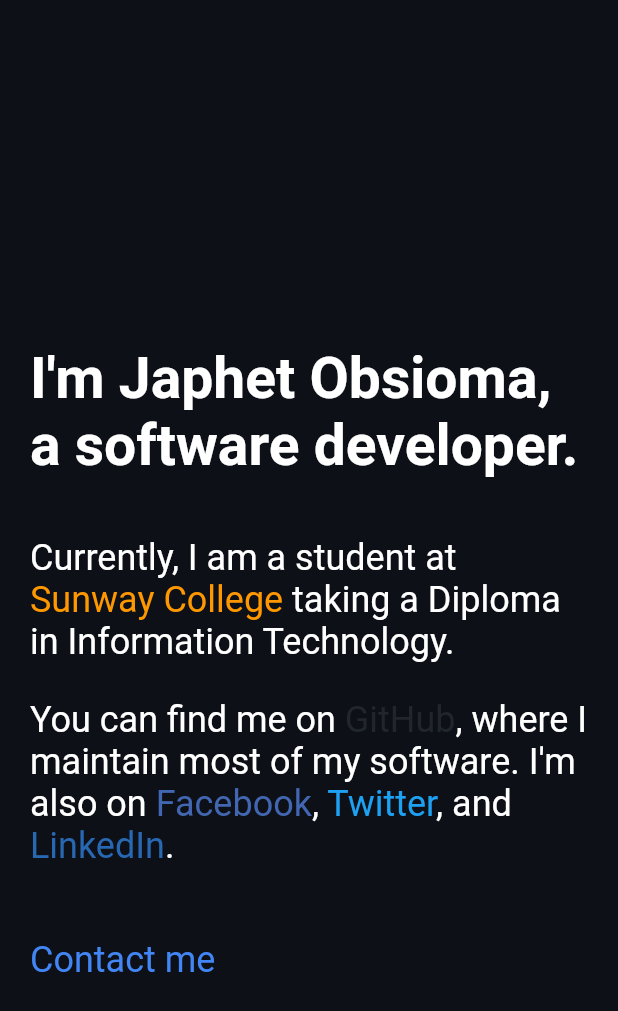
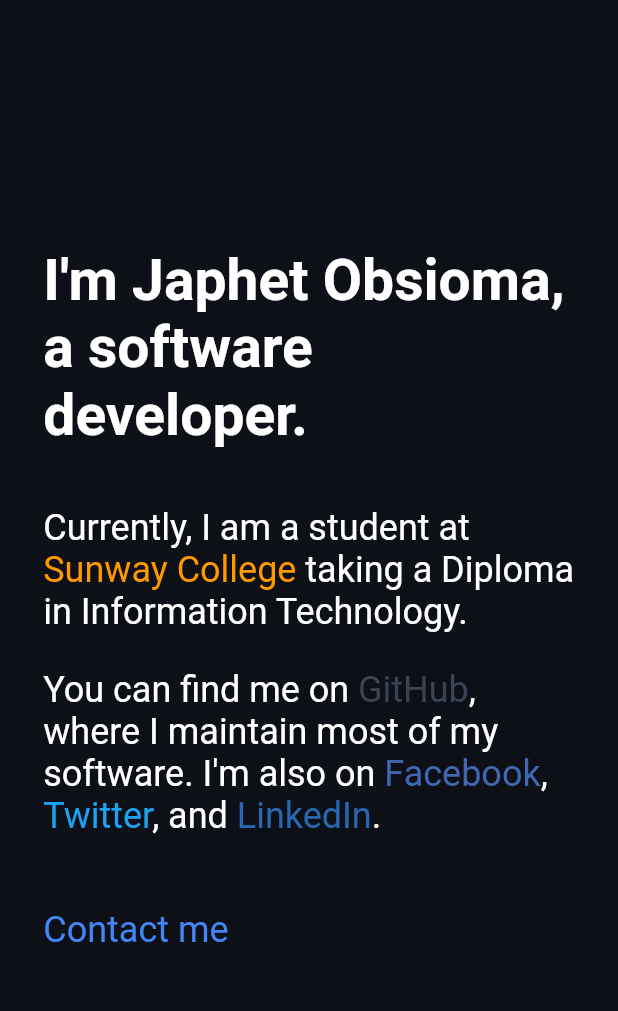
Before and after one commit to japhetobsioma/japhetobsioma.github.io, a Flutter app: the screen it shows after launch, on a phone screen of 412 x 824 dp. Shown: the top 1011 px of the screen. Run offline on Flutter 3.47's test engine with Material 2 defaults, Android fonts, the phone set to English and light mode, and no system bars; our stand-ins replace flutter_riverpod, sizer.

Commit message:
Add responsive design and other fixes
- Refactor codes (again)
- Remove old 'counter app' files

```diff
--- a/lib/app/app.dart
+++ b/lib/app/app.dart
@@ -1,4 +1,5 @@
 import 'package:flutter/material.dart';
+import 'package:sizer/sizer.dart';
 
 import '../personal_website/view/personal_website_page.dart';
 
@@ -7,10 +8,19 @@ class App extends StatelessWidget {
 
   @override
   Widget build(BuildContext context) {
-    return const MaterialApp(
-      debugShowCheckedModeBanner: false,
-      title: 'Japhet Obsioma',
-      home: PersonalWebsitePage(),
+    return Sizer(
+      builder: (_, __, ___) {
+        return MaterialApp(
+          title: 'Japhet Obsioma',
+          theme: ThemeData.light().copyWith(
+            scaffoldBackgroundColor: const Color(0xFF0D1117),
+            textTheme: const TextTheme().copyWith(
+              bodyText2: const TextStyle(color: Colors.white, fontSize: 24.0),
+            ),
+          ),
+          home: const PersonalWebsitePage(),
+        );
+      },
     );
   }
 }
--- a/lib/counter/counter.dart
+++ /dev/null
@@ -1,2 +0,0 @@
-export 'provider/counter_provider.dart';
-export 'view/counter_page.dart';
--- a/lib/personal_website/common/contact_link.dart
+++ b/lib/personal_website/common/contact_link.dart
@@ -1,20 +1,11 @@
-enum ContactLinks {
-  sunwayCollege,
-  github,
-  facebook,
-  twitter,
-  linkedIn,
-  contactMe,
+class ContactLinks {
+  const ContactLinks._();
+
+  static const sunwayCollege = 'https://college.sunway.edu.my/';
+  static const github = 'https://github.com/japhetobsioma';
+  static const facebook = 'https://www.facebook.com/obsiomajaphetmert/';
+  static const twitter = 'https://twitter.com/tehpajj';
+  static const linkedin = 'https://www.linkedin.com/in/japhetmertobsioma/';
+  static const contactMe = 'mailto:japhetmerto@gmail.com?subject=Hello%20'
+      'Japhet&body=Some%20body%20text%20here.';
 }
-
-extension ContactLinksExtension on ContactLinks {
-  String? get url => {
-        ContactLinks.sunwayCollege: 'https://college.sunway.edu.my/',
-        ContactLinks.github: 'https://github.com/japhetobsioma',
-        ContactLinks.facebook: 'https://www.facebook.com/obsiomajaphetmert/',
-        ContactLinks.twitter: 'https://twitter.com/tehpajj',
-        ContactLinks.linkedIn: 'https://www.linkedin.com/in/japhetmertobsioma/',
-        ContactLinks.contactMe: 'mailto:japhetmerto@gmail.com?subject=Hello%20'
-            'Japhet&body=Some%20body%20text%20here.',
-      }[this];
-}
--- a/lib/personal_website/view/personal_website_page.dart
+++ b/lib/personal_website/view/personal_website_page.dart
@@ -1,4 +1,5 @@
 import 'package:flutter/material.dart';
+import 'package:sizer/sizer.dart';
 
 import '../common/contact_link.dart';
 import '../helper/launch_link.dart';
@@ -9,9 +10,18 @@ class PersonalWebsitePage extends StatelessWidget {
   @override
   Widget build(BuildContext context) {
     return Scaffold(
-      backgroundColor: const Color(0xFF0D1117),
-      body: Padding(
-        padding: const EdgeInsets.symmetric(horizontal: 20.0),
+      body: Scrollbar(
+        child: SingleChildScrollView(
+          child: Padding(
+            padding: SizerUtil.deviceType == DeviceType.mobile
+                ? EdgeInsets.symmetric(
+                    horizontal: 7.0.w,
+                    vertical: 20.0.h,
+                  )
+                : EdgeInsets.symmetric(
+                    horizontal: 5.0.w,
+                    vertical: 10.0.h,
+                  ),
             child: Center(
               child: Column(
                 crossAxisAlignment: CrossAxisAlignment.start,
@@ -21,6 +31,8 @@ class PersonalWebsitePage extends StatelessWidget {
                   ProfileLinksText(),
                   ContactMeText(),
                 ],
+              ),
+            ),
           ),
         ),
       ),
@@ -34,16 +46,14 @@ class IntroText extends StatelessWidget {
   @override
   Widget build(BuildContext context) {
     return Column(
-      children: const [
-        SizedBox(height: 230),
+      children: [
         SizedBox(
           width: 750.0,
           child: Text(
             'I\'m Japhet Obsioma, a software developer.',
-            style: TextStyle(
+            style: Theme.of(context).textTheme.bodyText2!.copyWith(
                   fontSize: 38.0,
                   fontWeight: FontWeight.bold,
-              color: Colors.white,
                 ),
           ),
         ),
@@ -69,16 +79,16 @@ class CurrentWorkText extends StatelessWidget {
                 TextSpan(
                   text: 'Sunway College',
                   style: const TextStyle(color: Colors.orange),
-                  recognizer: launchLink(ContactLinks.sunwayCollege.url!),
+                  recognizer: launchLink(ContactLinks.sunwayCollege),
                 ),
                 const TextSpan(
                   text: ' taking a Diploma in Information Technology.',
                 ),
               ],
-              style: const TextStyle(
-                fontSize: 24.0,
-                color: Colors.white,
-              ),
+              style: Theme.of(context)
+                  .textTheme
+                  .bodyText2!
+                  .copyWith(fontSize: 24.0),
             ),
           ),
         ),
@@ -103,28 +113,35 @@ class ProfileLinksText extends StatelessWidget {
                 const TextSpan(text: 'You can find me on '),
                 TextSpan(
                   text: 'GitHub',
-                    style: const TextStyle(color: Color(0xFF21262D)),
-                    recognizer: launchLink(ContactLinks.github.url!)),
+                  style: const TextStyle(color: Color(0xFF394556)),
+                  recognizer: launchLink(ContactLinks.github),
+                ),
                 const TextSpan(
                   text: ', where I maintain most of my software. I\'m also on ',
                 ),
                 TextSpan(
                   text: 'Facebook',
                   style: const TextStyle(color: Color(0xFF4267B2)),
-                    recognizer: launchLink(ContactLinks.facebook.url!)),
+                  recognizer: launchLink(ContactLinks.facebook),
+                ),
                 const TextSpan(text: ', '),
                 TextSpan(
                   text: 'Twitter',
                   style: const TextStyle(color: Color(0xFF1DA1F2)),
-                    recognizer: launchLink(ContactLinks.twitter.url!)),
+                  recognizer: launchLink(ContactLinks.twitter),
+                ),
                 const TextSpan(text: ', and '),
                 TextSpan(
                   text: 'LinkedIn',
                   style: const TextStyle(color: Color(0xFF2867B2)),
-                    recognizer: launchLink(ContactLinks.linkedIn.url!)),
+                  recognizer: launchLink(ContactLinks.linkedin),
+                ),
                 const TextSpan(text: '.'),
               ],
-              style: const TextStyle(fontSize: 24.0, color: Colors.white),
+              style: Theme.of(context)
+                  .textTheme
+                  .bodyText2!
+                  .copyWith(fontSize: 24.0),
             ),
           ),
         ),
@@ -145,7 +162,8 @@ class ContactMeText extends StatelessWidget {
           text: TextSpan(
             text: 'Contact me',
             style: const TextStyle(fontSize: 24.0, color: Color(0xFF4285F4)),
-              recognizer: launchLink(ContactLinks.contactMe.url!)),
+            recognizer: launchLink(ContactLinks.contactMe),
+          ),
         ),
       ],
     );
--- a/pubspec.yaml
+++ b/pubspec.yaml
@@ -1,7 +1,7 @@
 name: japhetobsioma
-description: My personal site
+description: My personal website
 publish_to: 'none'
-version: 3.0.0
+version: 3.1.0
 
 environment:
   sdk: ">=2.12.0 <3.0.0"
@@ -11,8 +11,8 @@ dependencies:
     sdk: flutter
 
   flutter_riverpod: ^1.0.0-dev.5
-  shared_preferences: ^2.0.6
   url_launcher: ^6.0.9
+  sizer: ^2.0.13
 
 dev_dependencies:
   flutter_test:
```
Also changed, not shown: lib/counter/provider/counter_provider.dart (deleted, +0 -21 lines), lib/counter/provider/shared_pref_provider.dart (deleted, +0 -7 lines), lib/counter/view/counter_page.dart (deleted, +0 -44 lines), pubspec.lock. Lines whose indentation alone changed are shown as unchanged.
